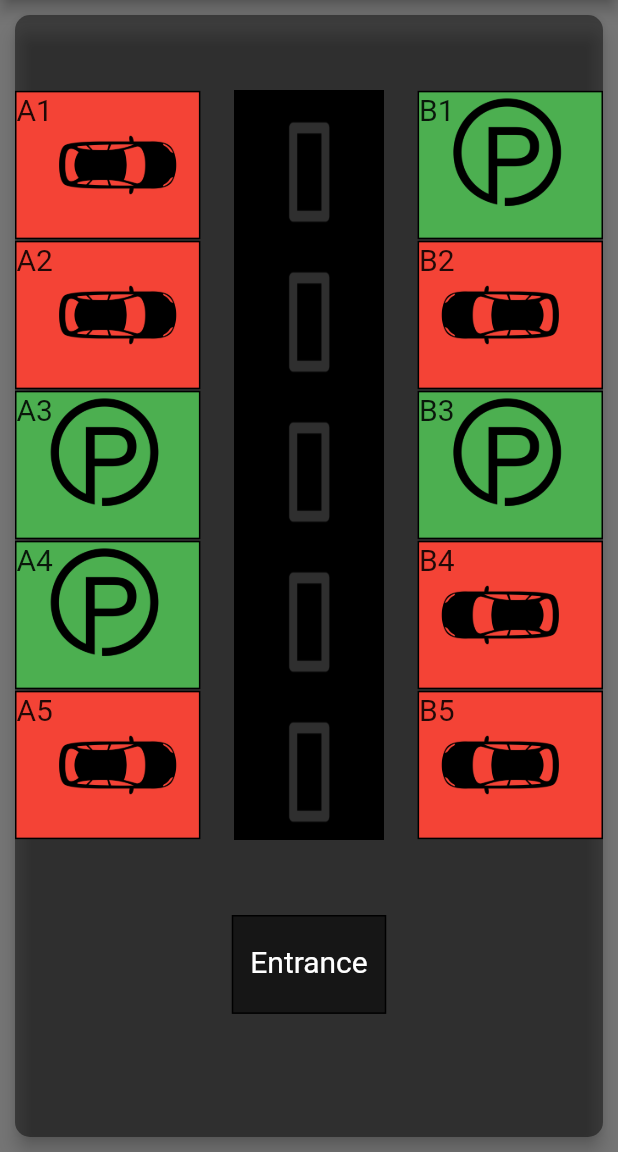
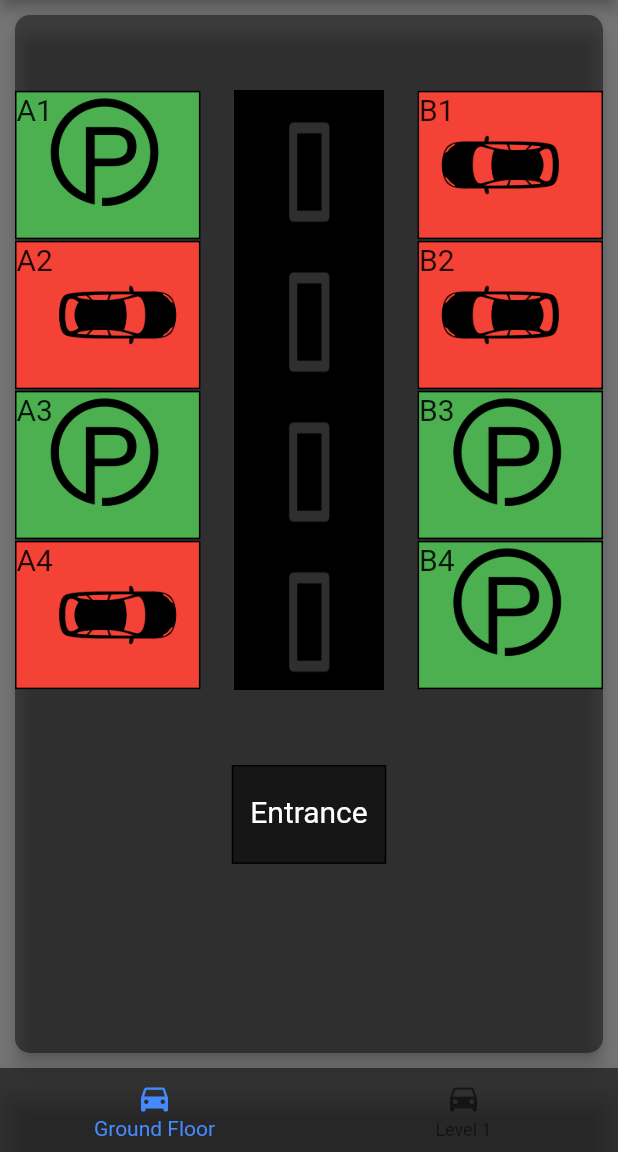
Before and after one commit to aqeelahlam/SmartCarPark, a Flutter app: the screen it shows after launch, on a phone screen of 412 x 824 dp, the part 84-1236 px from its top. Run offline on Flutter 3.47's test engine with Material 2 defaults, Android fonts, the phone set to English and light mode, and no system bars; our stand-ins replace flushbar.

Commit message:
feature/two_floors

```diff
--- a/lib/main.dart
+++ b/lib/main.dart
@@ -1,6 +1,7 @@
 import 'package:flutter/material.dart';
 import 'layoutSize.dart';
 import 'package:flutter/widgets.dart';
+import 'package:flushbar/flushbar.dart';
 
 void main() {
   runApp(MyApp());
@@ -53,21 +54,13 @@ class MyHomePage extends StatefulWidget {
 }
 
 class _MyHomePageState extends State<MyHomePage> {
-  int _counter = 0;
+  int _selectedIndex = 0;
 
-  void _incrementCounter() {
+  void _onFloorTapped(int index) {
     setState(() {
-      // This call to setState tells the Flutter framework that something has
-      // changed in this State, which causes it to rerun the build method below
-      // so that the display can reflect the updated values. If we changed
-      // _counter without calling setState(), then the build method would not be
-      // called again, and so nothing would appear to happen.
-      _counter++;
+      _selectedIndex = index;
     });
   }
-
-
-
 
   @override
   Widget build(BuildContext context) {
@@ -86,7 +79,32 @@ class _MyHomePageState extends State<MyHomePage> {
                 fontSize: 35.0
             ),),
     ),
-    body: Card(
+    body: new _FloorLayout()._getFloorLayout(_selectedIndex),
+    bottomNavigationBar: BottomNavigationBar(
+      items: const <BottomNavigationBarItem>[
+        BottomNavigationBarItem(
+          icon: Icon(Icons.directions_car),
+          title: Text('Ground Floor', style: TextStyle(color: Colors.white)),
+        ),
+        BottomNavigationBarItem(
+          icon: Icon(Icons.directions_car),
+          title: Text('Level 1', style: TextStyle(color: Colors.white)),
+        ),
+      ],
+      currentIndex: _selectedIndex,
+      selectedItemColor: Colors.blueAccent,
+      backgroundColor: Colors.black54,
+      onTap: _onFloorTapped,
+    ),
+    );
+  }
+}
+
+
+class _FloorLayout {
+  static List<Card> _layoutOptions =
+    <Card>[
+      Card(
         elevation: 5,
         margin: EdgeInsets.all(10),
         shape: RoundedRectangleBorder(
@@ -103,41 +121,41 @@ class _MyHomePageState extends State<MyHomePage> {
           Row(
             mainAxisAlignment: MainAxisAlignment.spaceBetween,
             children: [
-        ParkingSlot(true, 'A1', 'car_A'),
+//        ParkingSlot(true, 'A1', 'car_A'),
+              ParkingSlot(false, 'A1', 'car_A'),
               Road(),
-        ParkingSlot(false, 'B1', 'car_B'),
+//        ParkingSlot(false, 'B1', 'car_B'),
+              ParkingSlot(true, 'B1', 'car_B'),
             ],
           ),
           Row(
             mainAxisAlignment: MainAxisAlignment.spaceBetween,
             children: [
               ParkingSlot(true, 'A2', 'car_A'),
+//          ParkingSlot(false, 'A2', 'car_A'),
               Road(),
               ParkingSlot(true, 'B2', 'car_B'),
+//          ParkingSlot(false, 'B2', 'car_B'),
             ],
           ),
           Row(
             mainAxisAlignment: MainAxisAlignment.spaceBetween,
             children: [
               ParkingSlot(false, 'A3', 'car_A'),
+//          ParkingSlot(true, 'A3', 'car_A'),
               Road(),
               ParkingSlot(false, 'B3', 'car_B'),
+//          ParkingSlot(true, 'B3', 'car_B'),
             ],
           ),
           Row(
             mainAxisAlignment: MainAxisAlignment.spaceBetween,
             children: [
-          ParkingSlot(false, 'A4', 'car_A'),
+              ParkingSlot(true, 'A4', 'car_A'),
+//          ParkingSlot(false, 'A4', 'car_A'),
               Road(),
-          ParkingSlot(true, 'B4', 'car_B'),
-        ],
-      ),
-      Row(
-        mainAxisAlignment: MainAxisAlignment.spaceBetween,
-        children: [
-          ParkingSlot(true, 'A5', 'car_A'),
-          Road(),
-          ParkingSlot(true, 'B5', 'car_B'),
+              ParkingSlot(false, 'B4', 'car_B'),
+//          ParkingSlot(true, 'B4', 'car_B'),
             ],
           ),
           Row(
@@ -155,10 +173,77 @@ class _MyHomePageState extends State<MyHomePage> {
 
         ]
       )
+    ),
+
+      Card(
+        elevation: 5,
+        margin: EdgeInsets.all(10),
+        shape: RoundedRectangleBorder(
+        borderRadius: BorderRadius.circular(10.0),
+        ),
+        color: Colors.black45,
+        child: Column(children: <Widget>[
+          Row(
+            mainAxisAlignment: MainAxisAlignment.center,
+            children: [
+              EmptyBox(),
+            ],
+          ),
+          Row(
+            mainAxisAlignment: MainAxisAlignment.spaceBetween,
+            children: [
+    //        ParkingSlot(true, 'A1', 'car_A'),
+              ParkingSlot(false, 'A1', 'car_A'),
+              Road(),
+            ],
+          ),
+          Row(
+            mainAxisAlignment: MainAxisAlignment.spaceBetween,
+            children: [
+              ParkingSlot(true, 'A2', 'car_A'),
+            //          ParkingSlot(false, 'A2', 'car_A'),
+              Road(),
+            ],
+          ),
+          Row(
+            mainAxisAlignment: MainAxisAlignment.spaceBetween,
+            children: [
+              ParkingSlot(false, 'A3', 'car_A'),
+            //          ParkingSlot(true, 'A3', 'car_A'),
+              Road(),
+            ],
+          ),
+          Row(
+            mainAxisAlignment: MainAxisAlignment.spaceBetween,
+            children: [
+              ParkingSlot(true, 'A4', 'car_A'),
+            //          ParkingSlot(false, 'A4', 'car_A'),
+              Road(),
+            ],
+          ),
+          Row(
+            mainAxisAlignment: MainAxisAlignment.center,
+            children: [
+              EmptyBox(),
+            ],
+          ),
+          Row(
+            mainAxisAlignment: MainAxisAlignment.center,
+            children: [
+              Entrance(),
+            ],
           )
-        );
+
+        ]
+      )
+    ),
+  ];
+
+  Card _getFloorLayout(int index) {
+    return _layoutOptions.elementAt(index);
   }
 }
+
 
 
 class Road extends StatelessWidget {
@@ -192,7 +277,24 @@ class ParkingSlot extends StatelessWidget {
   @override
   Widget build(BuildContext context) {
     if (occupied == false){
-      return Container(
+      return GestureDetector(
+          onTap: () {
+            Flushbar(
+              title: "Parking Slot: " + slotNumber,
+              message: "Status: Available",
+              flushbarStyle: FlushbarStyle.FLOATING,
+              margin: EdgeInsets.all(8),
+              borderRadius: 8,
+              icon: Icon(
+                Icons.info_outline,
+                size: 28.0,
+                color: Colors.blue[300],
+              ),
+              duration: Duration(seconds: 3),
+              leftBarIndicatorColor: Colors.blue[300],
+            )..show(context);
+          },
+        child: Container(
           height: layoutSize.blockSizeVertical * 12,
           width: layoutSize.blockSizeHorizontal * 30,
   //        width: 250,
@@ -209,10 +311,29 @@ class ParkingSlot extends StatelessWidget {
               fontSize: 20.0
             ),
           ),
+        ),
       );
     }
     else {
-      return Container(
+      return GestureDetector(
+          onTap: () {
+            Flushbar(
+              title: "Parking Slot: " + slotNumber,
+              message: "Status: Occupied",
+              flushbarStyle: FlushbarStyle.FLOATING,
+              margin: EdgeInsets.all(8),
+              borderRadius: 8,
+              icon: Icon(
+                Icons.info_outline,
+                size: 28.0,
+                color: Colors.blue[300],
+              ),
+              duration: Duration(seconds: 3),
+              leftBarIndicatorColor: Colors.blue[300],
+            )..show(context);
+      },
+
+      child: Container(
         height: layoutSize.blockSizeVertical * 12,
         width: layoutSize.blockSizeHorizontal * 30,
 //        width: 250,
@@ -229,9 +350,9 @@ class ParkingSlot extends StatelessWidget {
               fontSize: 20.0
             ),
           ),
+        )
       );
     }
-
   }
 }
 
--- a/pubspec.yaml
+++ b/pubspec.yaml
@@ -28,6 +28,7 @@ dependencies:
   # The following adds the Cupertino Icons font to your application.
   # Use with the CupertinoIcons class for iOS style icons.
   cupertino_icons: ^0.1.3
+  flushbar: ^1.10.4
 
 dev_dependencies:
   flutter_test:
```
Also changed, not shown: pubspec.lock. Lines whose indentation alone changed are shown as unchanged.
